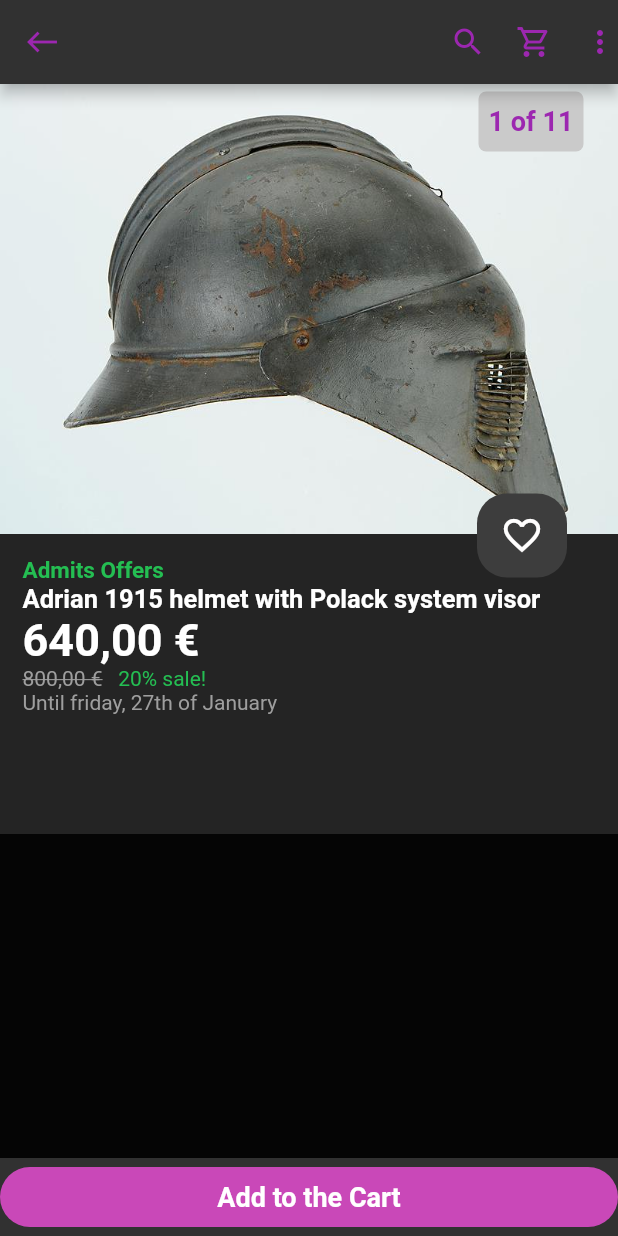
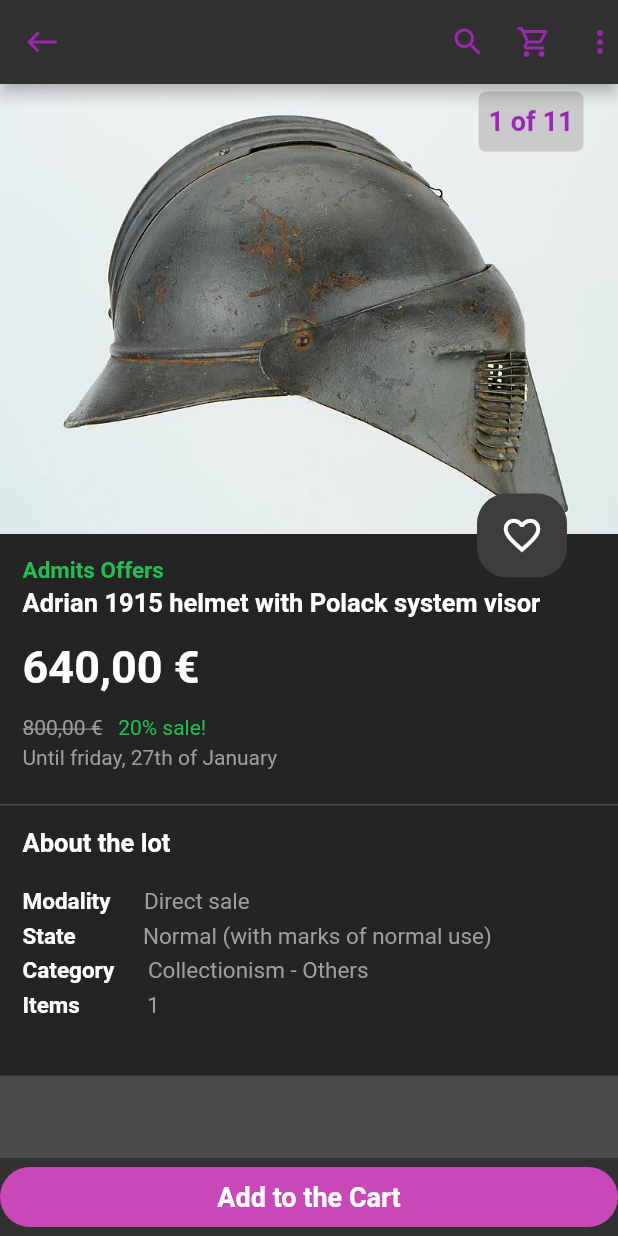
Before and after one commit to TheGewehr/LayoutDesign_AlexandreCarreras, a Flutter app: the screen it shows after launch, on a phone screen of 412 x 824 dp. Run offline on Flutter 3.47's test engine with Material 2 defaults, Android fonts, the phone set to English and light mode, and no system bars.

Commit message:
Adding About the lot widget

```diff
--- a/LayoutDesign_AlexandreCarreras/layoutdesign_alexandrecarreras/lib/Widgets/infosection_widget.dart
+++ b/LayoutDesign_AlexandreCarreras/layoutdesign_alexandrecarreras/lib/Widgets/infosection_widget.dart
@@ -27,6 +27,7 @@ class InfoSection extends StatelessWidget {
               ),
             ),
           ),
+          SizedBox(height: 3),
           Align(
             alignment: Alignment.centerLeft,
             child: Padding(
@@ -40,6 +41,7 @@ class InfoSection extends StatelessWidget {
               ),
             ),
           ),
+          SizedBox(height: 15),
           Align(
             alignment: Alignment.centerLeft,
             child: Padding(
@@ -53,6 +55,7 @@ class InfoSection extends StatelessWidget {
               ),
             ),
           ),
+          SizedBox(height: 15),
           Align(
             alignment: Alignment.centerLeft,
             child: Padding(
@@ -60,6 +63,7 @@ class InfoSection extends StatelessWidget {
               child: SaleSpecifics(),
             ),
           ),
+          SizedBox(height: 4),
           Align(
             alignment: Alignment.centerLeft,
             child: Padding(
@@ -105,6 +109,7 @@ class SaleSpecifics extends StatelessWidget {
     );
   }
 }
+
 //Align(
 //            alignment: Alignment.centerLeft,
 //            child: Padding(
--- /dev/null
+++ b/LayoutDesign_AlexandreCarreras/layoutdesign_alexandrecarreras/lib/Widgets/moredetails_widget.dart
@@ -0,0 +1,182 @@
+import 'package:flutter/material.dart';
+
+class AboutTheLotSection extends StatelessWidget {
+  const AboutTheLotSection({Key? key}) : super(key: key);
+
+  @override
+  Widget build(context) {
+    return Container(
+      height: 180,
+      decoration: const BoxDecoration(
+        color: Color.fromARGB(
+            255, 36, 36, 36), // Color.fromARGB(255, 201, 72, 184)
+      ),
+      child: Column(
+        children: const [
+          Align(
+            alignment: Alignment.centerLeft,
+            child: Padding(
+              padding: EdgeInsets.only(left: 15, right: 10, top: 15),
+              child: Text(
+                "About the lot",
+                style: TextStyle(
+                    fontSize: 17,
+                    fontWeight: FontWeight.bold,
+                    color: Colors.white),
+              ),
+            ),
+          ),
+          SizedBox(height: 5),
+          Align(
+            alignment: Alignment.centerLeft,
+            child: Padding(
+              padding: EdgeInsets.only(left: 15, right: 10, top: 15),
+              child: ModalitySpecifics(),
+            ),
+          ),
+          Align(
+            alignment: Alignment.centerLeft,
+            child: Padding(
+              padding: EdgeInsets.only(left: 15, right: 10, top: 5),
+              child: StateSpecifics(),
+            ),
+          ),
+          Align(
+            alignment: Alignment.centerLeft,
+            child: Padding(
+              padding: EdgeInsets.only(left: 15, right: 10, top: 5),
+              child: CategorySpecifics(),
+            ),
+          ),
+          Align(
+            alignment: Alignment.centerLeft,
+            child: Padding(
+              padding: EdgeInsets.only(left: 15, right: 10, top: 5),
+              child: ItemsSpecifics(),
+            ),
+          ),
+        ],
+      ),
+    );
+  }
+}
+
+class ModalitySpecifics extends StatelessWidget {
+  const ModalitySpecifics({
+    Key? key,
+  }) : super(key: key);
+
+  @override
+  Widget build(BuildContext context) {
+    return RichText(
+      text: const TextSpan(
+          text: "Modality      ",
+          style: TextStyle(
+            //decoration: TextDecoration.lineThrough,
+            color: Colors.white,
+            fontSize: 15,
+            fontWeight: FontWeight.bold,
+          ),
+          children: <TextSpan>[
+            TextSpan(
+              text: "Direct sale",
+              style: TextStyle(
+                color: Colors.grey,
+                decoration: TextDecoration.none,
+                fontWeight: FontWeight.normal,
+              ),
+            ),
+          ]),
+    );
+  }
+}
+
+class StateSpecifics extends StatelessWidget {
+  const StateSpecifics({
+    Key? key,
+  }) : super(key: key);
+
+  @override
+  Widget build(BuildContext context) {
+    return RichText(
+      text: const TextSpan(
+          text: "State            ",
+          style: TextStyle(
+            //decoration: TextDecoration.lineThrough,
+            color: Colors.white,
+            fontSize: 15,
+            fontWeight: FontWeight.bold,
+          ),
+          children: <TextSpan>[
+            TextSpan(
+              text: "Normal (with marks of normal use)",
+              style: TextStyle(
+                color: Colors.grey,
+                decoration: TextDecoration.none,
+                fontWeight: FontWeight.normal,
+              ),
+            ),
+          ]),
+    );
+  }
+}
+
+class CategorySpecifics extends StatelessWidget {
+  const CategorySpecifics({
+    Key? key,
+  }) : super(key: key);
+
+  @override
+  Widget build(BuildContext context) {
+    return RichText(
+      text: const TextSpan(
+          text: "Category      ",
+          style: TextStyle(
+            //decoration: TextDecoration.lineThrough,
+            color: Colors.white,
+            fontSize: 15,
+            fontWeight: FontWeight.bold,
+          ),
+          children: <TextSpan>[
+            TextSpan(
+              text: "Collectionism - Others",
+              style: TextStyle(
+                color: Colors.grey,
+                decoration: TextDecoration.none,
+                fontWeight: FontWeight.normal,
+              ),
+            ),
+          ]),
+    );
+  }
+}
+
+class ItemsSpecifics extends StatelessWidget {
+  const ItemsSpecifics({
+    Key? key,
+  }) : super(key: key);
+
+  @override
+  Widget build(BuildContext context) {
+    return RichText(
+      text: const TextSpan(
+          text: "Items            ",
+          style: TextStyle(
+            //decoration: TextDecoration.lineThrough,
+            color: Colors.white,
+            fontSize: 15,
+            fontWeight: FontWeight.bold,
+          ),
+          children: <TextSpan>[
+            TextSpan(
+              text: "1",
+              style: TextStyle(
+                color: Colors.grey,
+                decoration: TextDecoration.none,
+                fontWeight: FontWeight.normal,
+              ),
+            ),
+          ]),
+    );
+  }
+}
--- a/LayoutDesign_AlexandreCarreras/layoutdesign_alexandrecarreras/lib/Widgets/productsection_widget.dart
+++ b/LayoutDesign_AlexandreCarreras/layoutdesign_alexandrecarreras/lib/Widgets/productsection_widget.dart
@@ -9,7 +9,7 @@ class ProductSection extends StatelessWidget {
   @override
   Widget build(context) {
     return Container(
-      height: 500,
+      height: 480,
       decoration: const BoxDecoration(
         color: Color.fromARGB(
             255, 36, 36, 36), // Color.fromARGB(255, 201, 72, 184)
--- a/LayoutDesign_AlexandreCarreras/layoutdesign_alexandrecarreras/lib/main.dart
+++ b/LayoutDesign_AlexandreCarreras/layoutdesign_alexandrecarreras/lib/main.dart
@@ -5,6 +5,7 @@ import 'package:flutter/material.dart';
 import 'Widgets/bottombar_widget.dart';
 import 'Widgets/productsection_widget.dart';
 import 'Widgets/appbarbuttons_widgets.dart';
+import 'Widgets/moredetails_widget.dart';
 
 void main() {
   runApp(const MyApp());
@@ -18,7 +19,7 @@ class MyApp extends StatelessWidget {
   Widget build(BuildContext context) {
     return MaterialApp(
       home: Scaffold(
-        backgroundColor: const Color.fromARGB(255, 5, 5, 5),
+        backgroundColor: const Color.fromARGB(255, 74, 74, 74),
         appBar: AppBar // Appbar Stuff
             (
           backgroundColor: const Color.fromARGB(255, 49, 49, 49),
@@ -41,7 +42,11 @@ class MyApp extends StatelessWidget {
           alignment: Alignment.topCenter,
           child: ListView(
             // ignore: prefer_const_literals_to_create_immutables
-            children: [const ProductSection()],
+            children: [
+              const ProductSection(),
+              const SizedBox(height: 1),
+              const AboutTheLotSection(),
+            ],
           ),
         ),
       ),
```
